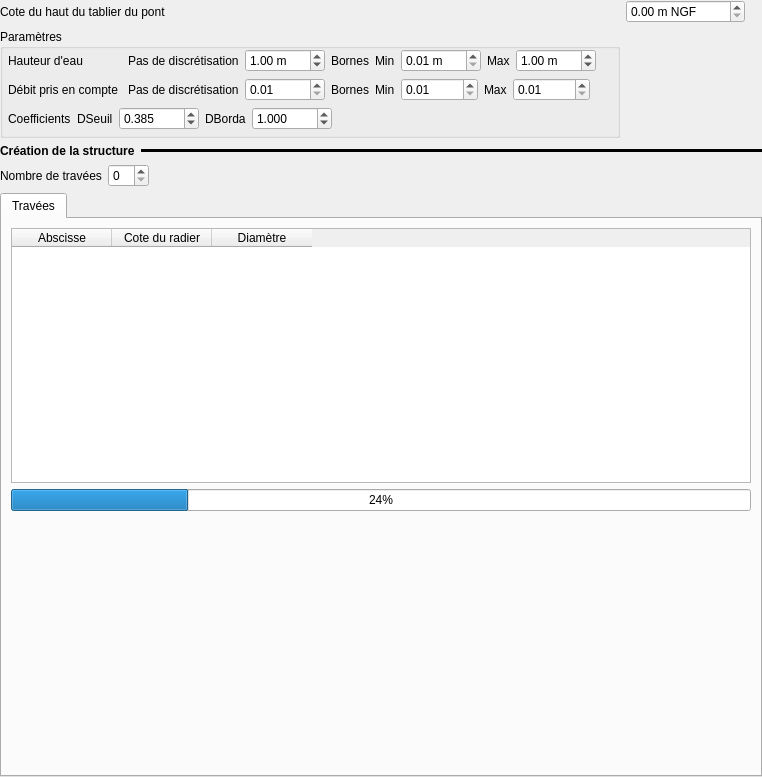
This is ui/structures/ui_borda_bu.ui in Artelia/Mascaret as Qt 5 draws it before an edit. The edited form follows.
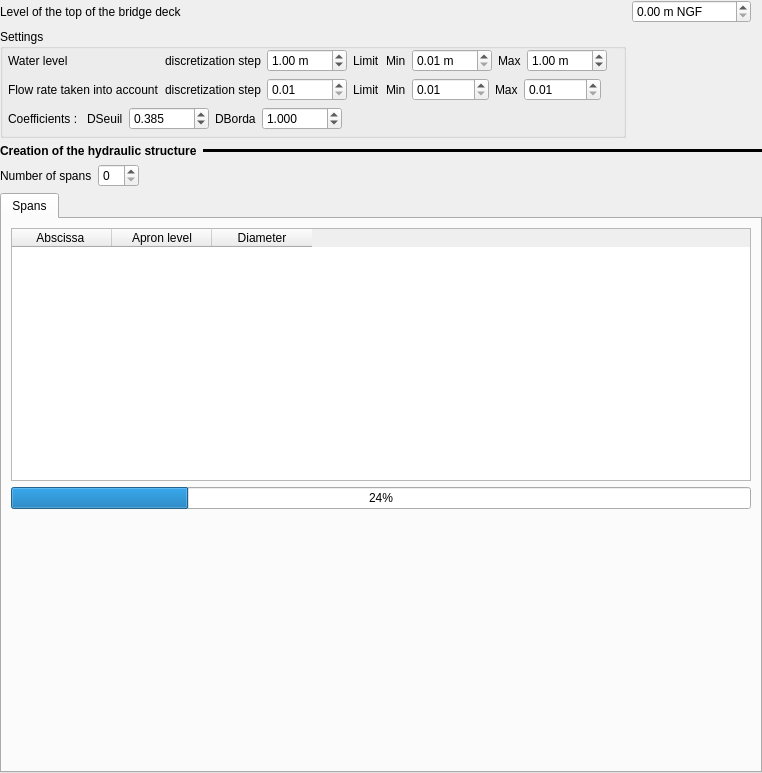
This is the edited form.

Patch:
```diff
--- a/ui/structures/ui_borda_bu.ui
+++ b/ui/structures/ui_borda_bu.ui
@@ -7,7 +7,7 @@
     <x>0</x>
     <y>0</y>
     <width>762</width>
-    <height>777</height>
+    <height>773</height>
    </rect>
   </property>
   <property name="windowTitle">
@@ -31,7 +31,7 @@
      <item row="1" column="0">
       <widget class="QLabel" name="label_6">
        <property name="text">
-        <string>Cote du haut du tablier du pont</string>
+        <string>Level of the top of the bridge deck</string>
        </property>
       </widget>
      </item>
@@ -67,7 +67,7 @@
      <item row="2" column="0">
       <widget class="QGroupBox" name="groupBox_5">
        <property name="title">
-        <string>Paramètres</string>
+        <string>Settings</string>
        </property>
        <layout class="QVBoxLayout" name="verticalLayout_18">
         <property name="leftMargin">
@@ -87,14 +87,14 @@
           <item row="1" column="1">
            <widget class="QLabel" name="label_8">
             <property name="text">
-             <string>Pas de discrétisation</string>
+             <string>discretization step</string>
             </property>
            </widget>
           </item>
           <item row="1" column="0">
            <widget class="QLabel" name="label_45">
             <property name="text">
-             <string>Débit pris en compte </string>
+             <string>Flow rate taken into account</string>
             </property>
            </widget>
           </item>
@@ -139,21 +139,21 @@
           <item row="0" column="1">
            <widget class="QLabel" name="label_9">
             <property name="text">
-             <string>Pas de discrétisation</string>
+             <string>discretization step</string>
             </property>
            </widget>
           </item>
           <item row="0" column="3">
            <widget class="QLabel" name="label_46">
             <property name="text">
-             <string>Bornes</string>
+             <string>Limit</string>
             </property>
            </widget>
           </item>
           <item row="0" column="0">
            <widget class="QLabel" name="label_47">
             <property name="text">
-             <string>Hauteur d'eau</string>
+             <string>Water level</string>
             </property>
            </widget>
           </item>
@@ -232,7 +232,7 @@
           <item row="1" column="3">
            <widget class="QLabel" name="label_50">
             <property name="text">
-             <string>Bornes</string>
+             <string>Limit</string>
             </property>
            </widget>
           </item>
@@ -306,7 +306,7 @@
           <item>
            <widget class="QLabel" name="label_10">
             <property name="text">
-             <string>Coefficients</string>
+             <string>Coefficients : </string>
             </property>
            </widget>
           </item>
@@ -402,7 +402,7 @@
         </font>
        </property>
        <property name="text">
-        <string>Création de la structure</string>
+        <string>Creation of the hydraulic structure</string>
        </property>
       </widget>
      </item>
@@ -429,7 +429,7 @@
      <item>
       <widget class="QLabel" name="label_18">
        <property name="text">
-        <string>Nombre de travées</string>
+        <string>Number of spans</string>
        </property>
       </widget>
      </item>
@@ -468,7 +468,7 @@
      </property>
      <widget class="QWidget" name="ong_trav">
       <attribute name="title">
-       <string>Travées</string>
+       <string>Spans</string>
       </attribute>
       <layout class="QVBoxLayout" name="verticalLayout_6">
        <item>
@@ -487,17 +487,17 @@
          </attribute>
          <column>
           <property name="text">
-           <string>Abscisse</string>
+           <string>Abscissa </string>
           </property>
          </column>
          <column>
           <property name="text">
-           <string>Cote du radier</string>
+           <string>Apron level</string>
           </property>
          </column>
          <column>
           <property name="text">
-           <string>Diamètre</string>
+           <string>Diameter</string>
           </property>
          </column>
         </widget>
```
